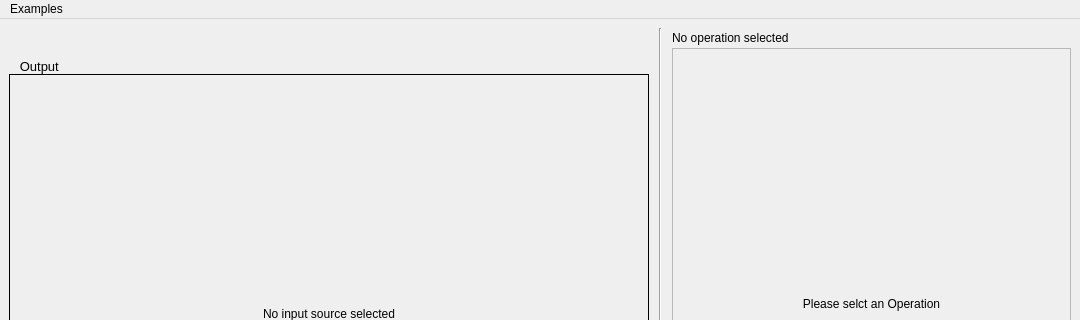
Old version of the form mainwindow.ui in the repository JairajJangle/OpenCV-Catalogue; both pictures show x 0 to 1080 and y 0 to 320 of the 1080 by 957 pixel window.
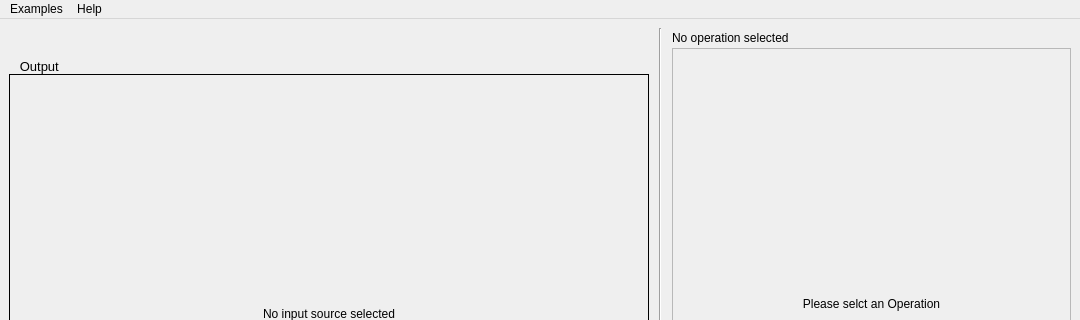
New version of the form. Icons and pictures are not drawn. Custom widgets are drawn as their Qt base class.

Patch:
```diff
--- a/mainwindow.ui
+++ b/mainwindow.ui
@@ -727,7 +727,15 @@
     <addaction name="actionHough_Transform"/>
     <addaction name="actionOptical_Flow"/>
    </widget>
+   <widget class="QMenu" name="menuHelp">
+    <property name="title">
+     <string>Help</string>
+    </property>
+    <addaction name="separator"/>
+    <addaction name="actionAbout"/>
+   </widget>
    <addaction name="menuMenu"/>
+   <addaction name="menuHelp"/>
   </widget>
   <widget class="QStatusBar" name="statusbar"/>
   <action name="actionColorSpace">
```
Left out of the diff: 5 changed lines with no effect on the pictures.
